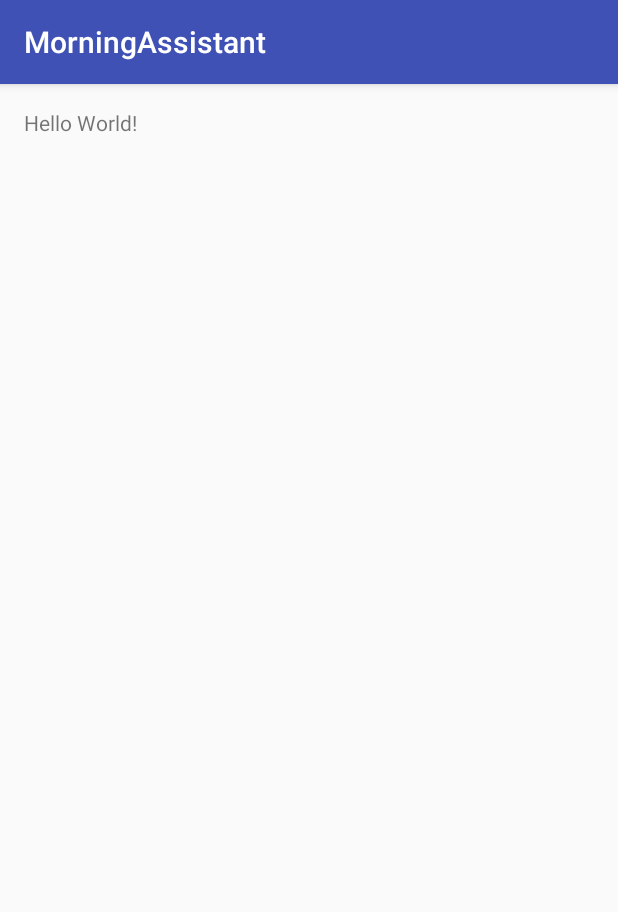
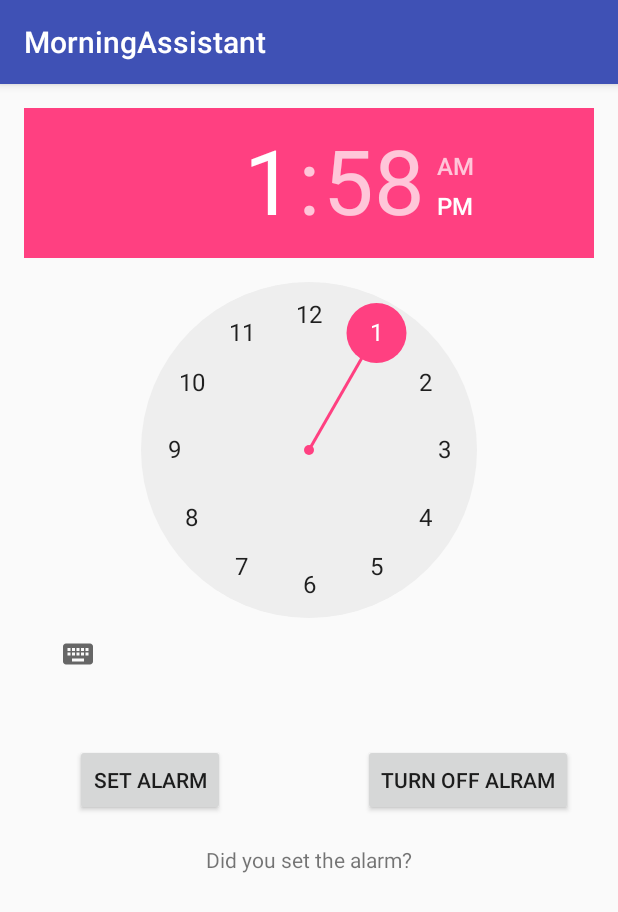
Before and after one commit to djchen-bu/MorningAssistant, an Android app: the screen it shows after launch (MainActivity), on a phone screen of 412 x 824 dp. Shown: the top 912 px of the screen. Run offline under Robolectric (Android 15) with nearby library versions, the phone set to English and light mode, and no system bars; 1 statement that could not run was skipped.

Commit message:
Morning assistant app

```diff
--- a/app/build.gradle
+++ b/app/build.gradle
@@ -5,7 +5,7 @@ android {
     buildToolsVersion "25.0.0"
     defaultConfig {
         applicationId "com.example.djchen.morningassistant"
-        minSdkVersion 15
+        minSdkVersion 24
         targetSdkVersion 25
         versionCode 1
         versionName "1.0"
@@ -36,4 +36,5 @@ dependencies {
     })
     compile 'com.android.support:appcompat-v7:25.0.1'
     testCompile 'junit:junit:4.12'
+    compile 'com.google.android.gms:play-services-appindexing:8.4.0'
 }
--- a/app/src/main/AndroidManifest.xml
+++ b/app/src/main/AndroidManifest.xml
@@ -15,6 +15,9 @@
                 <category android:name="android.intent.category.LAUNCHER" />
             </intent-filter>
         </activity>
+
+        <receiver android:name=".Alarm_Receiver" />
+        <service android:name=".RingtonePlayingService" android:enabled="true"/>
     </application>
 
 </manifest>
--- a/app/src/main/java/com/example/djchen/morningassistant/MainActivity.java
+++ b/app/src/main/java/com/example/djchen/morningassistant/MainActivity.java
@@ -1,29 +1,136 @@
 package com.example.djchen.morningassistant;
 
+import android.app.AlarmManager;
+import android.app.PendingIntent;
+import android.content.Context;
+import android.content.Intent;
+import android.icu.util.Calendar;
+import android.net.Uri;
 import android.support.v7.app.AppCompatActivity;
 import android.os.Bundle;
+import android.support.v7.view.ContextThemeWrapper;
+import android.view.View;
+import android.widget.Button;
 import android.widget.TextView;
+import android.widget.TimePicker;
+
+
+
+
+
 
 public class MainActivity extends AppCompatActivity {
+
+    // make alarm manager
+    AlarmManager alarm_manager;
+    TimePicker alarm_timepicker;
+    TextView update_text;
+    Context contex;
+    PendingIntent pending_intent;
+
+
 
     @Override
     protected void onCreate(Bundle savedInstanceState) {
         super.onCreate(savedInstanceState);
         setContentView(R.layout.activity_main);
+        this.contex = this;
 
-    // Example of a call to a native method
-    TextView tv = (TextView) findViewById(R.id.sample_text);
-    tv.setText(stringFromJNI());
+        //Initialize alarm manager
+
+        alarm_manager = (AlarmManager) getSystemService(ALARM_SERVICE);
+        //Initialize timepicker
+        alarm_timepicker = (TimePicker) findViewById(R.id.timepicker);
+        //initialize the text update box
+        update_text = (TextView) findViewById(R.id.update_text);
+
+        // create an instance of a calender
+        final Calendar calender = Calendar.getInstance();
+
+        //Create Intent class
+        final Intent my_intent = new Intent(this.contex,Alarm_Receiver.class);
+
+
+
+
+        //Initialize start Buttons
+        final Button alarm_on = (Button) findViewById(R.id.alarm_on);
+
+        //create an onclick listener to start alarm
+        alarm_on.setOnClickListener(new View.OnClickListener() {
+            @Override
+            public void onClick(View view) {
+                calender.set(Calendar.HOUR_OF_DAY,alarm_timepicker.getHour());
+                calender.set(Calendar.MINUTE,alarm_timepicker.getMinute());
+
+                int hour= alarm_timepicker.getHour();
+                int minute=alarm_timepicker.getMinute();
+                 // Convert int values to strings
+                if(hour > 12){
+                    hour=hour-12;
+
+                }
+
+                String hour_string = String.valueOf(hour);
+                String minute_string= String.valueOf(minute);
+                //method that changes the update text textbox
+                if(minute < 10 ){
+                    minute_string = "0" + String.valueOf(minute);
+                }
+
+
+                set_alarm_text("Alarm set too: " + hour_string + ":" + minute_string);
+
+                //boolean to tell ringtone you pressed buttn
+                my_intent.putExtra("extra","On");
+
+                pending_intent = PendingIntent.getBroadcast(MainActivity.this,0,my_intent, PendingIntent.FLAG_UPDATE_CURRENT );
+
+                // set alarm manager
+                alarm_manager.set(AlarmManager.RTC_WAKEUP, calender.getTimeInMillis(),pending_intent);
+
+            }
+
+
+
+        });
+
+        //Initialize stop Button
+        final Button alarm_off = (Button) findViewById(R.id.alarm_off);
+
+        //create an onclick listener to stop alarm
+
+        alarm_off.setOnClickListener(new View.OnClickListener() {
+            @Override
+            public void onClick(View view) {
+
+                //method that changes the update text textbox
+
+                my_intent.putExtra("extra","Off");
+
+                set_alarm_text("Alarm off");
+
+                alarm_manager.cancel(pending_intent);
+
+                //tells clock off was pressed
+
+                //stop the Ringtone
+
+                sendBroadcast(my_intent);
+
+            }
+        });
+
     }
 
-    /**
-     * A native method that is implemented by the 'native-lib' native library,
-     * which is packaged with this application.
-     */
-    public native String stringFromJNI();
+    private void set_alarm_text(String output) {
+             update_text.setText(output);
+    }
+
 
     // Used to load the 'native-lib' library on application startup.
     static {
         System.loadLibrary("native-lib");
     }
+
 }
--- a/app/src/main/res/layout/activity_main.xml
+++ b/app/src/main/res/layout/activity_main.xml
@@ -3,17 +3,48 @@
     xmlns:android="http://schemas.android.com/apk/res/android"
     xmlns:tools="http://schemas.android.com/tools"
     android:id="@+id/activity_main"
-    android:layout_width="match_parent"
-    android:layout_height="match_parent"
     android:paddingLeft="@dimen/activity_horizontal_margin"
     android:paddingRight="@dimen/activity_horizontal_margin"
     android:paddingTop="@dimen/activity_vertical_margin"
     android:paddingBottom="@dimen/activity_vertical_margin"
-    tools:context="com.example.djchen.morningassistant.MainActivity">
+    tools:context="com.example.djchen.morningassistant.MainActivity"
+    android:layout_width="match_parent"
+    android:layout_height="match_parent">
+
+    <TimePicker
+        android:layout_width="wrap_content"
+        android:layout_height="wrap_content"
+        android:layout_alignParentLeft="true"
+        android:layout_alignParentStart="true"
+        android:id="@+id/timepicker" />
 
     <TextView
-        android:id="@+id/sample_text"
+        android:text="Did you set the alarm?"
         android:layout_width="wrap_content"
         android:layout_height="wrap_content"
-        android:text="Hello World!" />
+        android:layout_below="@+id/alarm_on"
+        android:layout_centerHorizontal="true"
+        android:layout_marginTop="19dp"
+        android:id="@+id/update_text" />
+
+    <Button
+        android:text="Turn off alram"
+        android:layout_width="wrap_content"
+        android:layout_height="wrap_content"
+        android:layout_marginRight="46dp"
+        android:id="@+id/alarm_off"
+        android:layout_alignTop="@+id/alarm_on"
+        android:layout_alignParentEnd="true"
+        android:layout_marginEnd="14dp" />
+
+    <Button
+        android:text="Set Alarm"
+        android:layout_width="wrap_content"
+        android:layout_height="wrap_content"
+        android:layout_marginLeft="56dp"
+        android:layout_marginTop="36dp"
+        android:id="@+id/alarm_on"
+        android:layout_below="@+id/timepicker"
+        android:layout_alignParentStart="true"
+        android:layout_marginStart="34dp" />
 </RelativeLayout>
--- a/build.gradle
+++ b/build.gradle
@@ -1,6 +1,6 @@
 // Top-level build file where you can add configuration options common to all sub-projects/modules.
 
-buildscript { Andrew
+buildscript {
     repositories {
         jcenter()
     }
```
Also changed, not shown: app/src/main/java/com/example/djchen/morningassistant/Alarm_Receiver.java (added, +22 -0 lines), app/src/main/java/com/example/djchen/morningassistant/RingtonePlayingService.java (added, +92 -0 lines), 1 other file.
